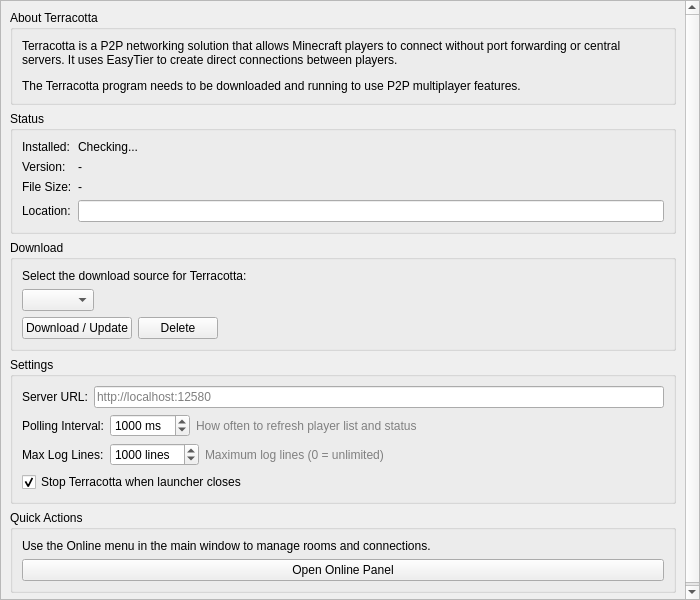
Old version of the form launcher/ui/pages/global/TerracottaPage.ui in the repository AndreaFrederica/LunaLauncher.
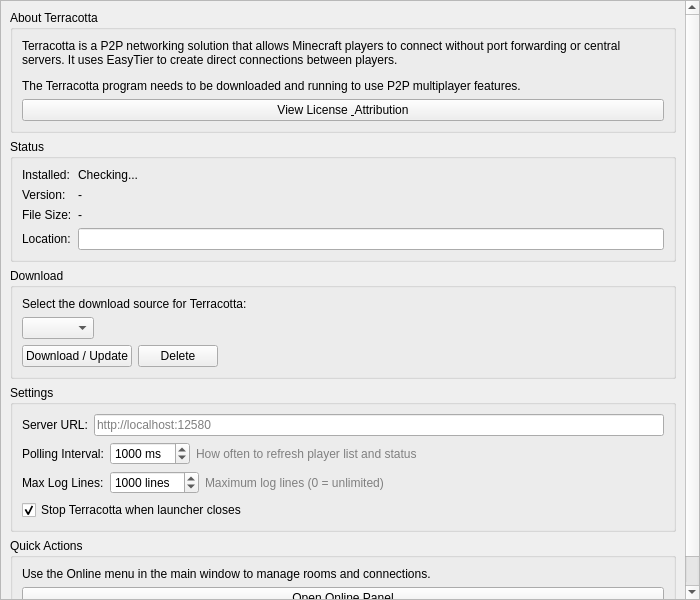
New version of the form.

Commit message: feat: 添加 Terracotta 集成通知和关于对话框，显示许可和归属信息

Patch:
```diff
--- a/launcher/ui/pages/global/TerracottaPage.ui
+++ b/launcher/ui/pages/global/TerracottaPage.ui
@@ -57,6 +57,16 @@
             </property>
            </widget>
           </item>
+          <item>
+           <widget class="QPushButton" name="pushButton_license_info">
+            <property name="text">
+             <string>View License &amp; Attribution</string>
+            </property>
+            <property name="toolTip">
+             <string>Show licensing and attribution information for Terracotta</string>
+            </property>
+           </widget>
+          </item>
          </layout>
         </widget>
        </item>
```
The commit also changes 7 other files.
